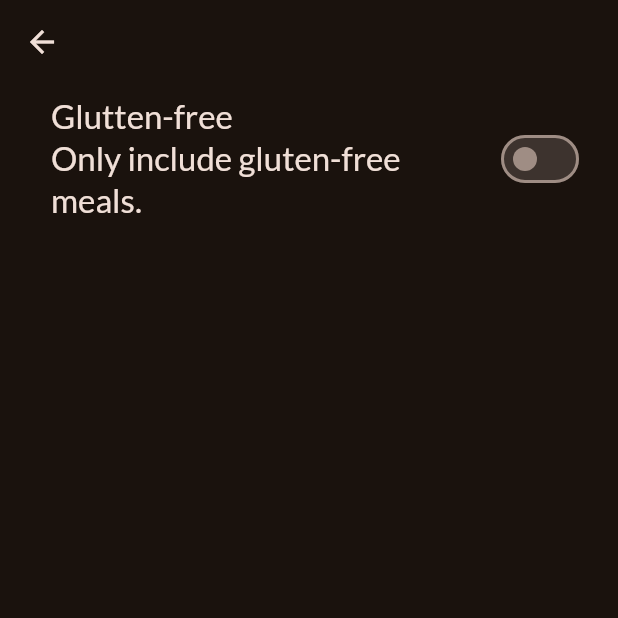
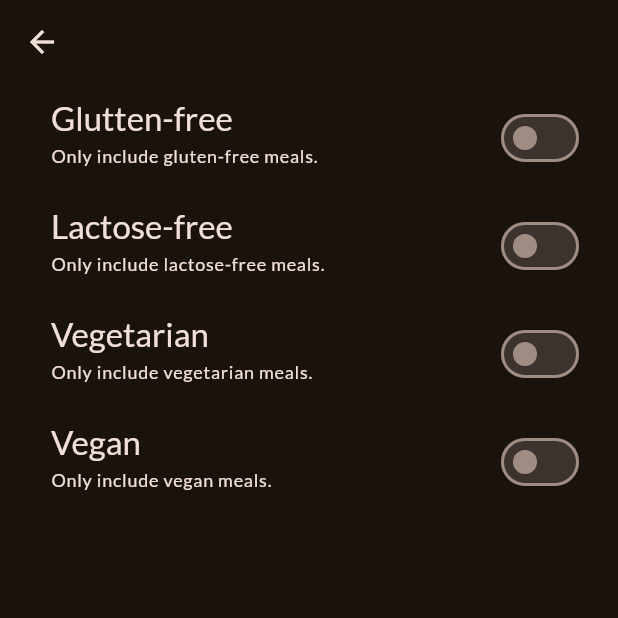
Before and after one commit to GBRRIBEIRO/Flutter_Meals_App, a Flutter app: the FilterScreen screen opened directly, on a phone screen of 412 x 824 dp, the top half of it. Run offline on Flutter 3.47's test engine with Material 2 defaults, Android fonts, the phone set to English and light mode, and no system bars; our stand-ins replace google_fonts, transparent_image.

Commit message:
Added functional filters

```diff
--- a/lib/screens/filters.dart
+++ b/lib/screens/filters.dart
@@ -1,6 +1,16 @@
 import 'package:flutter/material.dart';
-import 'package:flutter/src/widgets/framework.dart';
-import 'package:flutter/src/widgets/placeholder.dart';
+
+enum Filter {
+  lactoseFree,
+  glutenFree,
+  vegan,
+  vegetarian,
+}
+
+bool _glutenFreeFilterSet = false;
+bool _lactoseFreeFilterSet = false;
+bool _veganFilterSet = false;
+bool _vegetarianFilterSet = false;
 
 class FilterScreen extends StatefulWidget {
   const FilterScreen({super.key});
@@ -10,13 +20,26 @@
 }
 
 class _FilterScreenState extends State<FilterScreen> {
-  var _glutenFreeFilterSet = false;
-
   @override
   Widget build(BuildContext context) {
     return Scaffold(
       appBar: AppBar(),
-      body: Column(children: [
+
+      // drawer: MainDrawer(onSelectScreen: (identifier) {
+      //   Navigator.of(context)
+      //       .pushReplacement(MaterialPageRoute(builder: (_) => TabsScreen()));
+      // }),
+      body: WillPopScope(
+        onWillPop: () async {
+          Navigator.of(context).pop({
+            Filter.glutenFree: _glutenFreeFilterSet,
+            Filter.lactoseFree: _lactoseFreeFilterSet,
+            Filter.vegan: _veganFilterSet,
+            Filter.vegetarian: _vegetarianFilterSet
+          });
+          return false;
+        },
+        child: Column(children: [
           SwitchListTile(
             value: _glutenFreeFilterSet,
             onChanged: (isChecked) {
@@ -35,13 +58,86 @@
               'Only include gluten-free meals.',
               style: Theme.of(context)
                   .textTheme
+                  .labelMedium!
+                  .copyWith(color: Theme.of(context).colorScheme.onBackground),
+            ),
+            activeColor: Theme.of(context).colorScheme.tertiary,
+            contentPadding: const EdgeInsets.only(left: 34, right: 22),
+          ),
+          SwitchListTile(
+            value: _lactoseFreeFilterSet,
+            onChanged: (isChecked) {
+              setState(() {
+                _lactoseFreeFilterSet = isChecked;
+              });
+            },
+            title: Text(
+              'Lactose-free',
+              style: Theme.of(context)
+                  .textTheme
                   .titleLarge!
+                  .copyWith(color: Theme.of(context).colorScheme.onBackground),
+            ),
+            subtitle: Text(
+              'Only include lactose-free meals.',
+              style: Theme.of(context)
+                  .textTheme
+                  .labelMedium!
+                  .copyWith(color: Theme.of(context).colorScheme.onBackground),
+            ),
+            activeColor: Theme.of(context).colorScheme.tertiary,
+            contentPadding: const EdgeInsets.only(left: 34, right: 22),
+          ),
+          SwitchListTile(
+            value: _vegetarianFilterSet,
+            onChanged: (isChecked) {
+              setState(() {
+                _vegetarianFilterSet = isChecked;
+              });
+            },
+            title: Text(
+              'Vegetarian',
+              style: Theme.of(context)
+                  .textTheme
+                  .titleLarge!
+                  .copyWith(color: Theme.of(context).colorScheme.onBackground),
+            ),
+            subtitle: Text(
+              'Only include vegetarian meals.',
+              style: Theme.of(context)
+                  .textTheme
+                  .labelMedium!
+                  .copyWith(color: Theme.of(context).colorScheme.onBackground),
+            ),
+            activeColor: Theme.of(context).colorScheme.tertiary,
+            contentPadding: const EdgeInsets.only(left: 34, right: 22),
+          ),
+          SwitchListTile(
+            value: _veganFilterSet,
+            onChanged: (isChecked) {
+              setState(() {
+                _veganFilterSet = isChecked;
+              });
+            },
+            title: Text(
+              'Vegan',
+              style: Theme.of(context)
+                  .textTheme
+                  .titleLarge!
+                  .copyWith(color: Theme.of(context).colorScheme.onBackground),
+            ),
+            subtitle: Text(
+              'Only include vegan meals.',
+              style: Theme.of(context)
+                  .textTheme
+                  .labelMedium!
                   .copyWith(color: Theme.of(context).colorScheme.onBackground),
             ),
             activeColor: Theme.of(context).colorScheme.tertiary,
             contentPadding: const EdgeInsets.only(left: 34, right: 22),
           )
         ]),
+      ),
     );
   }
 }
```
Also changed, not shown: lib/screens/categories.dart (+7 -2 lines), lib/screens/tabs.dart (+40 -8 lines). Lines whose indentation alone changed are shown as unchanged.
